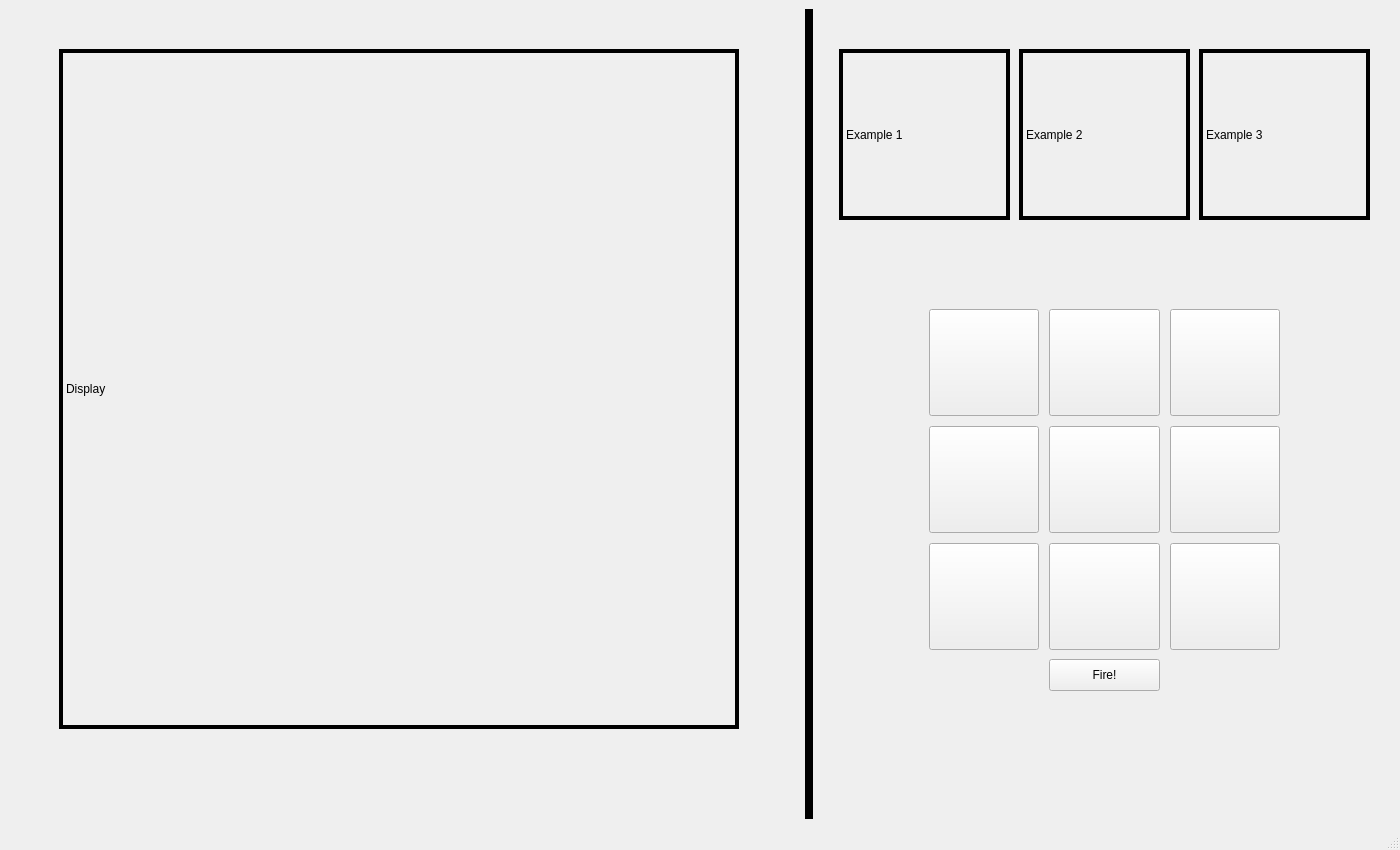
Old version of the form EducationalApp/mainwindow.ui in the repository Arcane-Panda/educationalApp.
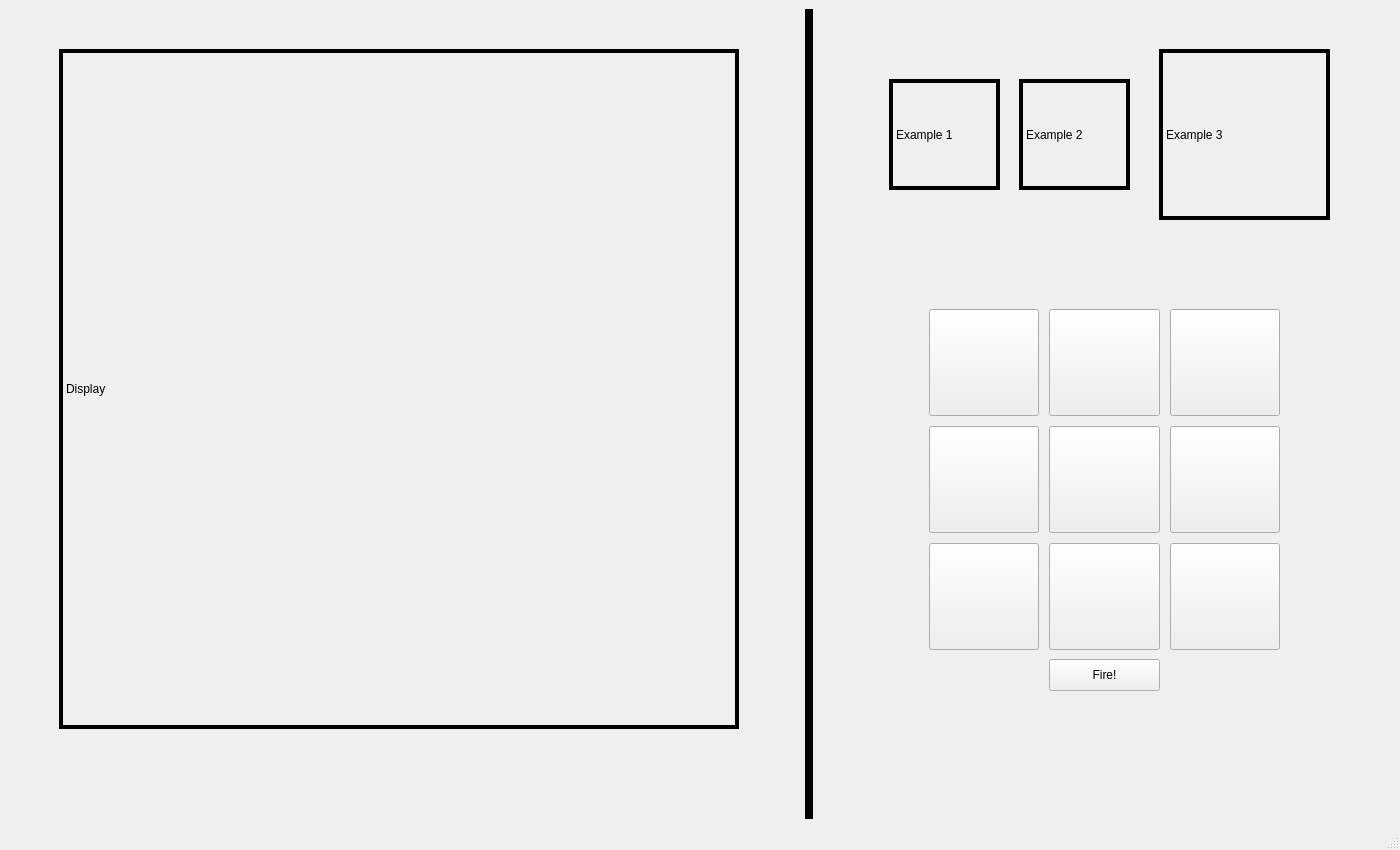
New version of the form. The open tabs and pages were chosen to show the change. Custom widgets are drawn as their Qt base class.

Patch:
```diff
--- a/EducationalApp/mainwindow.ui
+++ b/EducationalApp/mainwindow.ui
@@ -210,10 +210,10 @@
        <widget class="QLabel" name="GreenPattern">
         <property name="geometry">
          <rect>
-          <x>830</x>
-          <y>40</y>
-          <width>171</width>
-          <height>171</height>
+          <x>880</x>
+          <y>70</y>
+          <width>111</width>
+          <height>111</height>
          </rect>
         </property>
         <property name="frameShape">
@@ -281,9 +281,9 @@
         <property name="geometry">
          <rect>
           <x>1010</x>
-          <y>40</y>
-          <width>171</width>
-          <height>171</height>
+          <y>70</y>
+          <width>111</width>
+          <height>111</height>
          </rect>
         </property>
         <property name="frameShape">
@@ -299,7 +299,7 @@
        <widget class="QLabel" name="PinkPattern">
         <property name="geometry">
          <rect>
-          <x>1190</x>
+          <x>1150</x>
           <y>40</y>
           <width>171</width>
           <height>171</height>
```
Left out of the diff: 8 changed lines with no effect on the pictures.
